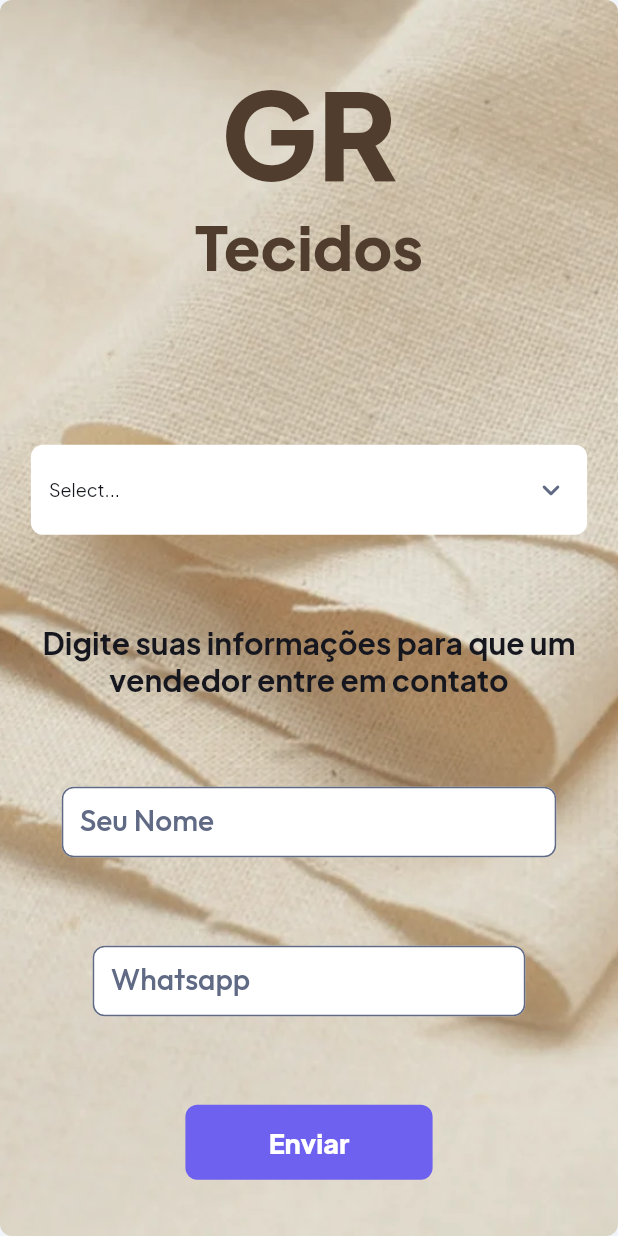
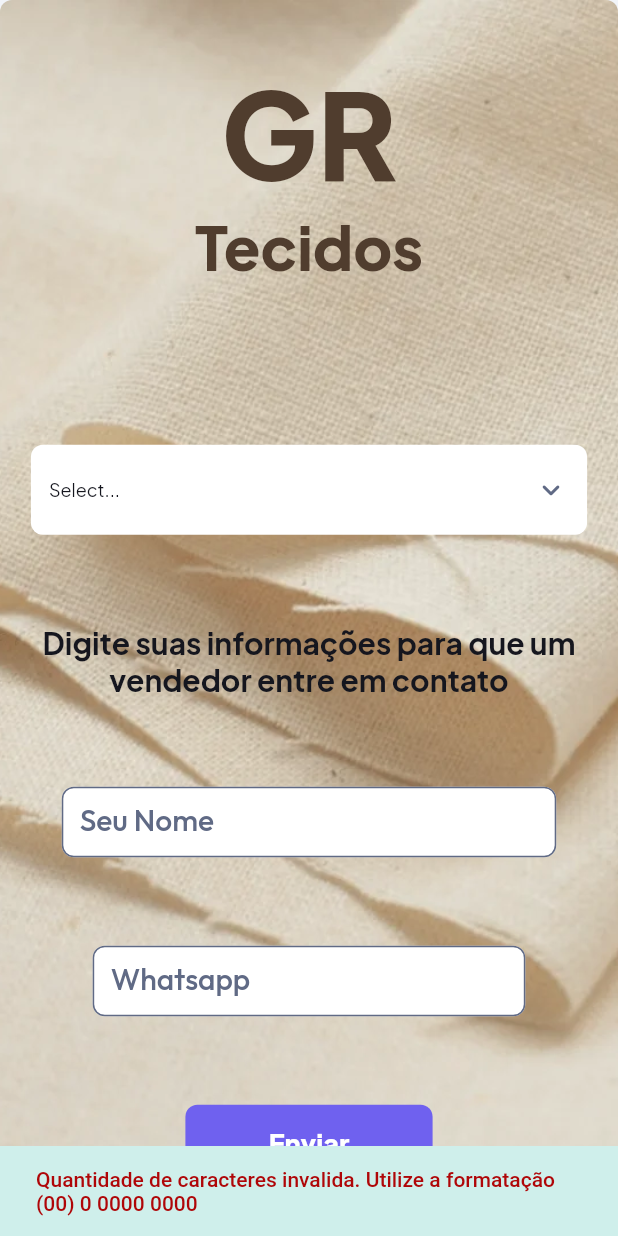
Before and after one commit to jhuanzitolll/GR-tecidos, a Flutter app: the screen it shows after launch, after a tap on "Enviar", on a phone screen of 412 x 824 dp. Run offline on Flutter 3.47's test engine with Material 3 defaults, Android fonts, the phone set to English and light mode, and no system bars; drawn by our look-alikes of auto_size_text, dropdown_button2; our stand-ins replace equatable, font_awesome_flutter, from_css_color, go_router, google_fonts, page_transition and 3 more; missing offline and left inert: json_path, mime_type; accounts and stored records are empty.

Commit message:
Updating to latest FlutterFlow output.

```diff
--- a/lib/captacao/captacao_widget.dart
+++ b/lib/captacao/captacao_widget.dart
@@ -315,12 +315,33 @@ class _CaptacaoWidgetState extends State<CaptacaoWidget> {
                 ),
                 FFButtonWidget(
                   onPressed: () async {
+                    var shouldSetState = false;
+                    _model.statusZERO = _model.textController2.text.length;
+                    safeSetState(() {});
+                    if (_model.statusZERO != 11) {
+                      ScaffoldMessenger.of(context).showSnackBar(
+                        const SnackBar(
+                          content: Text(
+                            'Quantidade de caracteres invalida. Utilize a formatação (00) 0 0000 0000',
+                            style: TextStyle(
+                              color: Color(0xFFAF0608),
+                              fontWeight: FontWeight.w500,
+                            ),
+                          ),
+                          duration: Duration(milliseconds: 4000),
+                          backgroundColor: Color(0xFFCFEFEB),
+                        ),
+                      );
+                      if (shouldSetState) safeSetState(() {});
+                      return;
+                    }
                     _model.numeroConferido = await APIConfereNumeroCall.call(
                       textonumero: _model.textController2.text,
                       hostidwhats: FFAppState().hostidWhats,
                       tokenwhats: FFAppState().tokenWhats,
                     );
 
+                    shouldSetState = true;
                     if (APIConfereNumeroCall.status(
                           (_model.numeroConferido?.jsonBody ?? ''),
                         ).toString() ==
@@ -389,6 +410,7 @@ class _CaptacaoWidgetState extends State<CaptacaoWidget> {
                         ),
                       ),
                     );
+                    shouldSetState = true;
                     if (_model.retornoConfereFoneCLi!.isNotEmpty) {
                       ScaffoldMessenger.of(context).showSnackBar(
                         SnackBar(
@@ -412,6 +434,7 @@ class _CaptacaoWidgetState extends State<CaptacaoWidget> {
                         tokenwhats: FFAppState().tokenWhats,
                       );
 
+                      shouldSetState = true;
                       if ((_model.apiMandaOi?.succeeded ?? true)) {
                         ScaffoldMessenger.of(context).showSnackBar(
                           SnackBar(
@@ -454,6 +477,7 @@ class _CaptacaoWidgetState extends State<CaptacaoWidget> {
                         'area': _model.dropDownValue,
                         'limiti': '1',
                       });
+                      shouldSetState = true;
                       ScaffoldMessenger.of(context).showSnackBar(
                         SnackBar(
                           content: Text(
@@ -482,8 +506,7 @@ class _CaptacaoWidgetState extends State<CaptacaoWidget> {
                       _model.textController2?.clear();
                       _model.textController1?.clear();
                     });
-
-                    safeSetState(() {});
+                    if (shouldSetState) safeSetState(() {});
                   },
                   text: 'Enviar',
                   options: FFButtonOptions(
```
